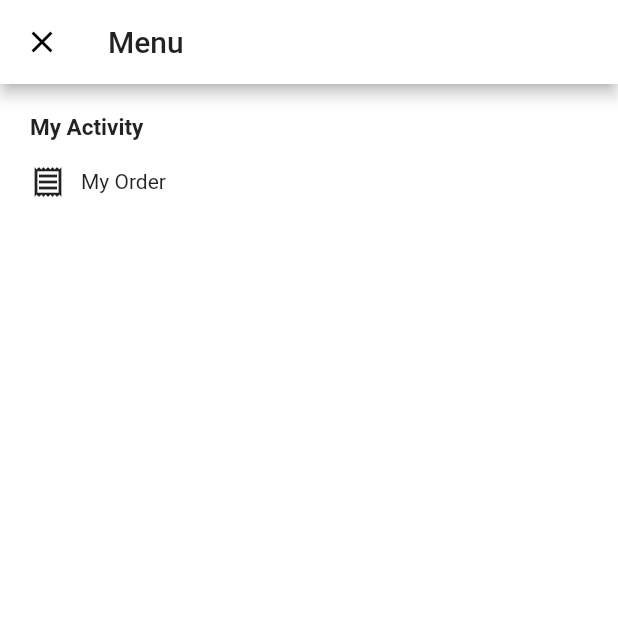
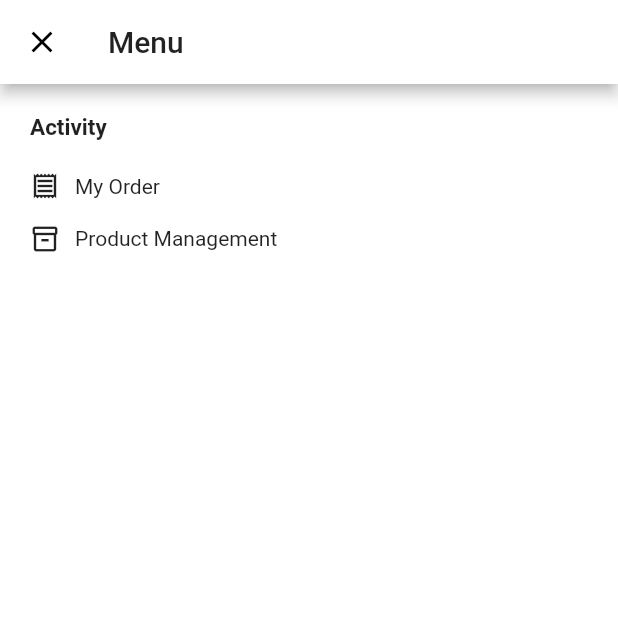
Before and after one commit to tamagossi/learn-flutter-tokalog, a Flutter app: the screen it shows after launch, scrolled down 44 dp, after a tap on the "shopping cart" icon, after a tap on the "menu" icon, on a phone screen of 412 x 824 dp, the top half of it. Run offline on Flutter 3.47's test engine with Material 2 defaults, Android fonts, the phone set to English and light mode, and no system bars; our stand-ins replace cached_network_image, google_fonts; network calls fail; Roboto replaces fonts that are missing (TextStyle).

Commit message:
feat(user): consrruct user product screen

```diff
--- a/lib/screens/menu.dart
+++ b/lib/screens/menu.dart
@@ -1,6 +1,7 @@
 import 'package:flutter/material.dart';
 import 'package:tokalog/screens/order.dart';
-import 'package:tokalog/screens/products/index.dart';
+import 'package:tokalog/screens/user_product.dart';
+import 'package:tokalog/widgets/molecules/menu_item.dart';
 
 class MenuScreen extends StatefulWidget {
   @override
@@ -26,31 +27,35 @@ class _MenuScreenState extends State<MenuScreen> {
           crossAxisAlignment: CrossAxisAlignment.start,
           children: [
             Text(
-              'My Activity',
+              'Activity',
               style: TextStyle(
                 fontWeight: FontWeight.w600,
                 fontSize: 15,
               ),
             ),
-            SizedBox(height: 15),
-            GestureDetector(
+            SizedBox(height: 20),
+            MoleculeMenuItem(
+              icon: Icons.receipt_outlined,
+              text: 'My Order',
               onTap: () {
                 Navigator.of(context).pushReplacement(
-                  MaterialPageRoute(builder: (ctx) => OrderScreen()),
+                  MaterialPageRoute(
+                    builder: (_) => OrderScreen(),
+                  ),
                 );
               },
-              child: Row(
-                children: [
-                  Icon(Icons.receipt_outlined),
-                  SizedBox(width: 10),
-                  Text(
-                    'My Order',
-                    style: TextStyle(
-                      fontSize: 14,
-                    ),
+            ),
+            SizedBox(height: 15),
+            MoleculeMenuItem(
+              icon: Icons.inventory_2_outlined,
+              text: 'Product Management',
+              onTap: () {
+                Navigator.of(context).pushReplacement(
+                  MaterialPageRoute(
+                    builder: (_) => UserProductScreen(),
                   ),
-                ],
-              ),
+                );
+              },
             ),
           ],
         ),
--- /dev/null
+++ b/lib/widgets/molecules/menu_item.dart
@@ -0,0 +1,32 @@
+import 'package:flutter/material.dart';
+
+class MoleculeMenuItem extends StatelessWidget {
+  final Function onTap;
+  final IconData icon;
+  final String text;
+
+  MoleculeMenuItem({
+    this.icon,
+    this.onTap,
+    this.text,
+  });
+
+  @override
+  Widget build(BuildContext context) {
+    return GestureDetector(
+      onTap: onTap,
+      child: Row(
+        children: [
+          Icon(icon, size: 20),
+          SizedBox(width: 10),
+          Text(
+            text,
+            style: TextStyle(
+              fontSize: 14,
+            ),
+          ),
+        ],
+      ),
+    );
+  }
+}
--- a/lib/widgets/organism/product_item.dart
+++ b/lib/widgets/organism/product_item.dart
@@ -1,3 +1,5 @@
+import 'dart:io';
+
 import 'package:cached_network_image/cached_network_image.dart';
 import 'package:flutter/cupertino.dart';
 import 'package:flutter/material.dart';
@@ -13,8 +15,53 @@ import 'package:tokalog/widgets/platform/platform_progress_indicator.dart';
 
 class OrganismProductItem extends StatelessWidget {
   final Product product;
+  OrganismProductItem({this.product});
 
-  OrganismProductItem({this.product});
+  void addToCart(BuildContext context, CartProvider cartProvider) {
+    BuildContext dialogContext;
+    final content = Text('Sucessfully add item to the cart');
+
+    cartProvider.addToCart(product);
+    Platform.isIOS
+        ? showCupertinoDialog(
+            barrierDismissible: true,
+            context: context,
+            builder: (BuildContext ctx) {
+              dialogContext = ctx;
+
+              return CupertinoAlertDialog(
+                content: content,
+                actions: [
+                  CupertinoDialogAction(
+                    child: Text('Oke'),
+                    onPressed: () {
+                      Navigator.pop(dialogContext);
+                    },
+                  ),
+                ],
+              );
+            },
+          )
+        : showDialog(
+            barrierDismissible: true,
+            context: context,
+            builder: (BuildContext ctx) {
+              dialogContext = ctx;
+
+              return AlertDialog(
+                content: content,
+                actions: [
+                  TextButton(
+                    child: Text('Oke'),
+                    onPressed: () {
+                      Navigator.pop(dialogContext);
+                    },
+                  ),
+                ],
+              );
+            },
+          );
+  }
 
   Icon buildIcon(BuildContext context, IconData icon) {
     return Icon(
@@ -77,9 +124,7 @@ class OrganismProductItem extends StatelessWidget {
                     children: [
                       PlatformIconButton(
                         icon: buildIcon(context, Icons.shopping_cart),
-                        onPressed: () {
-                          cartProvider.addToCart(product);
-                        },
+                        onPressed: () => addToCart(context, cartProvider),
                       ),
                       SizedBox(width: 10),
                       PlatformIconButton(
@@ -87,10 +132,11 @@ class OrganismProductItem extends StatelessWidget {
                           productProvider.setProductFavoriteStatus(product.id);
                         },
                         icon: buildIcon(
-                            context,
-                            product.isFavorite
-                                ? Icons.favorite
-                                : Icons.favorite_border),
+                          context,
+                          product.isFavorite
+                              ? Icons.favorite
+                              : Icons.favorite_border,
+                        ),
                       ),
                     ],
                   ),
```
Also changed, not shown: lib/screens/user_product.dart (added, +41 -0 lines), lib/widgets/organism/user_product_item.dart (added, +65 -0 lines).
